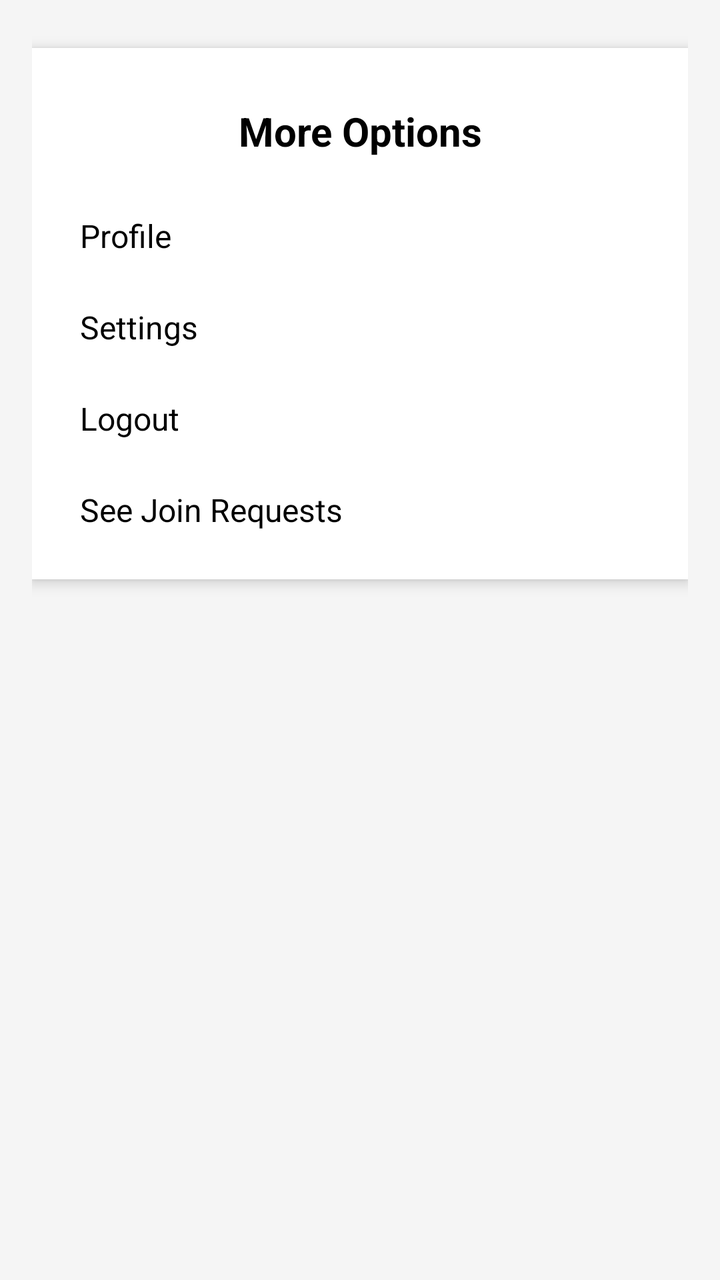
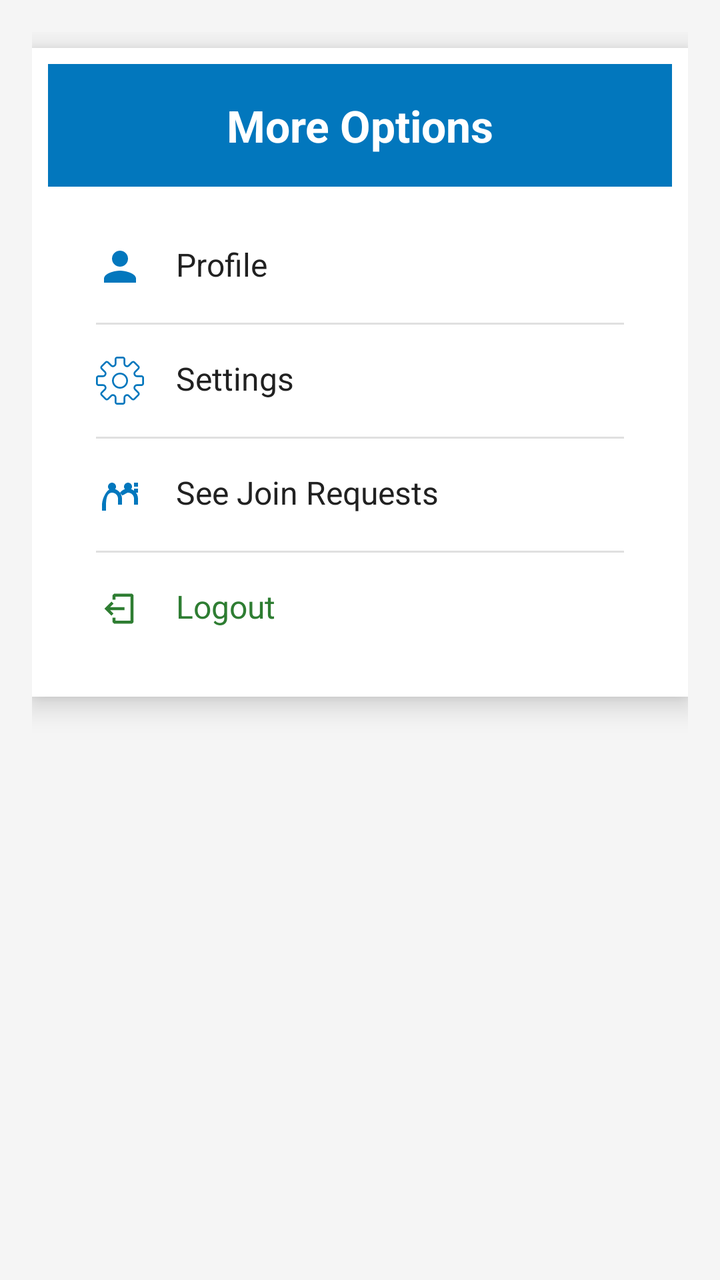

Two renders of the same Android screen: before a commit and after it. Below are the layout's source before the change and the commit's diff.
<!-- AndroidManifest.xml: application theme Theme.Mosque_Management_System -->
<!-- res/layout/fragment_admin_more.xml -->
<?xml version="1.0" encoding="utf-8"?>
<ScrollView xmlns:android="http://schemas.android.com/apk/res/android"
    android:layout_width="match_parent"
    android:layout_height="match_parent"
    android:background="@color/light_gray"
    android:padding="16dp">

    <LinearLayout
        android:layout_width="match_parent"
        android:layout_height="wrap_content"
        android:orientation="vertical"
        android:background="@android:color/white"
        android:padding="12dp"
        android:layout_marginTop="8dp"
        android:layout_marginBottom="16dp"
        android:elevation="4dp">

        <TextView
            android:layout_width="match_parent"
            android:layout_height="wrap_content"
            android:text="More Options"
            android:textSize="20sp"
            android:textStyle="bold"
            android:textColor="@color/black"
            android:gravity="center"
            android:padding="16dp" />

        <LinearLayout
            android:id="@+id/layoutProfile"
            android:layout_width="match_parent"
            android:layout_height="wrap_content"
            android:padding="12dp"
            android:orientation="horizontal"
            android:clickable="true"
            android:focusable="true">
            <TextView
                android:layout_width="wrap_content"
                android:layout_height="wrap_content"
                android:text="Profile"
                android:textSize="16sp"
                android:textColor="@color/black"/>
        </LinearLayout>

        <LinearLayout
            android:id="@+id/layoutSettings"
            android:layout_width="match_parent"
            android:layout_height="wrap_content"
            android:padding="12dp"
            android:orientation="horizontal"
            android:clickable="true"
            android:focusable="true">
            <TextView
                android:layout_width="wrap_content"
                android:layout_height="wrap_content"
                android:text="Settings"
                android:textSize="16sp"
                android:textColor="@color/black"/>
        </LinearLayout>

        <LinearLayout
            android:id="@+id/layoutLogout"
            android:layout_width="match_parent"
            android:layout_height="wrap_content"
            android:padding="12dp"
            android:orientation="horizontal"
            android:clickable="true"
            android:focusable="true">
            <TextView
                android:layout_width="wrap_content"
                android:layout_height="wrap_content"
                android:text="Logout"
                android:textSize="16sp"
                android:textColor="@color/black"/>
        </LinearLayout>
        <LinearLayout
            android:id="@+id/layoutJoinRequests"
            android:layout_width="match_parent"
            android:layout_height="wrap_content"
            android:padding="12dp"
            android:orientation="horizontal"
            android:clickable="true"
            android:focusable="true">
            <TextView
                android:layout_width="wrap_content"
                android:layout_height="wrap_content"
                android:text="See Join Requests"
                android:textSize="16sp"
                android:textColor="@color/black"/>
        </LinearLayout>

    </LinearLayout>
</ScrollView>
<!-- resources referenced by this layout -->
<resources>
  <color name="black">#000000</color>
  <color name="light_gray">#F5F5F5</color>
  <style name="Theme.Mosque_Management_System" parent="Base.Theme.Mosque_Management_System" />
  <style name="Base.Theme.Mosque_Management_System" parent="Theme.Material3.DayNight.NoActionBar">
          <item name="colorPrimary">@color/primary</item>
          <item name="colorPrimaryVariant">@color/dark_blue</item>
          <item name="colorOnPrimary">@color/white</item>
          <item name="colorSecondary">@color/dark_green</item>
          <item name="colorTertiary">@color/primary</item>
          <item name="colorSurface">@color/light_gray</item>
          <item name="android:statusBarColor">@color/primary</item>
      </style>
  <color name="primary">#1E3A8A</color>
  <color name="dark_blue">#122C66</color>
  <color name="white">#FFFFFFFF</color>
  <color name="dark_green">#006400</color>
</resources>

<!-- the commit's change to res/layout/fragment_admin_more.xml (unified diff, before → after) -->
@@ -1,92 +1,173 @@
 <?xml version="1.0" encoding="utf-8"?>
 <ScrollView xmlns:android="http://schemas.android.com/apk/res/android"
+    xmlns:app="http://schemas.android.com/apk/res-auto"
     android:layout_width="match_parent"
     android:layout_height="match_parent"
-    android:background="@color/light_gray"
+    android:background="@color/light_gray_bg"
     android:padding="16dp">
 
     <LinearLayout
         android:layout_width="match_parent"
         android:layout_height="wrap_content"
         android:orientation="vertical"
-        android:background="@android:color/white"
-        android:padding="12dp"
+        android:background="@color/white"
+        android:padding="8dp"
         android:layout_marginTop="8dp"
         android:layout_marginBottom="16dp"
-        android:elevation="4dp">
+        android:elevation="8dp"
+        android:outlineProvider="bounds"
+        android:clipToPadding="false">
 
-        <TextView
+        
+        <LinearLayout
             android:layout_width="match_parent"
             android:layout_height="wrap_content"
-            android:text="More Options"
-            android:textSize="20sp"
-            android:textStyle="bold"
-            android:textColor="@color/black"
-            android:gravity="center"
-            android:padding="16dp" />
+            android:orientation="vertical"
+            android:background="@color/primary_blue"
+            android:padding="16dp">
 
+            <TextView
+                android:layout_width="match_parent"
+                android:layout_height="wrap_content"
+                android:text="More Options"
+                android:textSize="22sp"
+                android:textStyle="bold"
+                android:textColor="@color/white"
+                android:gravity="center"/>
+        </LinearLayout>
+
+        
         <LinearLayout
-            android:id="@+id/layoutProfile"
             android:layout_width="match_parent"
             android:layout_height="wrap_content"
-            android:padding="12dp"
-            android:orientation="horizontal"
-            android:clickable="true"
-            android:focusable="true">
-            <TextView
-                android:layout_width="wrap_content"
+            android:orientation="vertical"
+            android:padding="8dp">
+
+            
+            <LinearLayout
+                android:id="@+id/layoutProfile"
+                android:layout_width="match_parent"
                 android:layout_height="wrap_content"
-                android:text="Profile"
-                android:textSize="16sp"
-                android:textColor="@color/black"/>
+                android:padding="16dp"
+                android:orientation="horizontal"
+                android:clickable="true"
+                android:focusable="true"
+                android:background="?attr/selectableItemBackground"
+                android:layout_marginTop="4dp">
+
+                <ImageView
+                    android:layout_width="24dp"
+                    android:layout_height="24dp"
+                    android:src="@drawable/ic_person"
+                    app:tint="@color/primary_blue" />
+
+                <TextView
+                    android:layout_width="wrap_content"
+                    android:layout_height="wrap_content"
+                    android:text="Profile"
+                    android:textSize="16sp"
+                    android:textColor="@color/text_primary"
+                    android:layout_marginStart="16dp"/>
+            </LinearLayout>
+
+            <View
+                android:layout_width="match_parent"
+                android:layout_height="1dp"
+                android:background="@color/divider_gray"
+                android:layout_marginStart="16dp"
+                android:layout_marginEnd="16dp"/>
+
+            
+            <LinearLayout
+                android:id="@+id/layoutSettings"
+                android:layout_width="match_parent"
+                android:layout_height="wrap_content"
+                android:padding="16dp"
+                android:orientation="horizontal"
+                android:clickable="true"
+                android:focusable="true"
+                android:background="?attr/selectableItemBackground">
+
+                <ImageView
+                    android:layout_width="24dp"
+                    android:layout_height="24dp"
+                    android:src="@drawable/ic_settings"
+                    app:tint="@color/primary_blue" />
+
+                <TextView
+                    android:layout_width="wrap_content"
+                    android:layout_height="wrap_content"
+                    android:text="Settings"
+                    android:textSize="16sp"
+                    android:textColor="@color/text_primary"
+                    android:layout_marginStart="16dp"/>
+            </LinearLayout>
+
+            <View
+                android:layout_width="match_parent"
+                android:layout_height="1dp"
+                android:background="@color/divider_gray"
+                android:layout_marginStart="16dp"
+                android:layout_marginEnd="16dp"/>
+
+            
+            <LinearLayout
+                android:id="@+id/layoutJoinRequests"
+                android:layout_width="match_parent"
+                android:layout_height="wrap_content"
+                android:padding="16dp"
+                android:orientation="horizontal"
+                android:clickable="true"
+                android:focusable="true"
+                android:background="?attr/selectableItemBackground">
+
+                <ImageView
+                    android:layout_width="24dp"
+                    android:layout_height="24dp"
+                    android:src="@drawable/ic_group_add"
+                    android:tint="@color/primary_blue"/>
+
+                <TextView
+                    android:layout_width="wrap_content"
+                    android:layout_height="wrap_content"
+                    android:text="See Join Requests"
+                    android:textSize="16sp"
+                    android:textColor="@color/text_primary"
+                    android:layout_marginStart="16dp"/>
+            </LinearLayout>
+
+            <View
+                android:layout_width="match_parent"
+                android:layout_height="1dp"
+                android:background="@color/divider_gray"
+                android:layout_marginStart="16dp"
+                android:layout_marginEnd="16dp"/>
+
+            
+            <LinearLayout
+                android:id="@+id/layoutLogout"
+                android:layout_width="match_parent"
+                android:layout_height="wrap_content"
+                android:padding="16dp"
+                android:orientation="horizontal"
+                android:clickable="true"
+                android:focusable="true"
+                android:background="?attr/selectableItemBackground">
+
+                <ImageView
+                    android:layout_width="24dp"
+                    android:layout_height="24dp"
+                    android:src="@drawable/ic_logout"
+                    app:tint="@color/primary_green" />
+
+                <TextView
+                    android:layout_width="wrap_content"
+                    android:layout_height="wrap_content"
+                    android:text="Logout"
+                    android:textSize="16sp"
+                    android:textColor="@color/primary_green"
+                    android:layout_marginStart="16dp"/>
+            </LinearLayout>
         </LinearLayout>
-
-        <LinearLayout
-            android:id="@+id/layoutSettings"
-            android:layout_width="match_parent"
-            android:layout_height="wrap_content"
-            android:padding="12dp"
-            android:orientation="horizontal"
-            android:clickable="true"
-            android:focusable="true">
-            <TextView
-                android:layout_width="wrap_content"
-                android:layout_height="wrap_content"
-                android:text="Settings"
-                android:textSize="16sp"
-                android:textColor="@color/black"/>
-        </LinearLayout>
-
-        <LinearLayout
-            android:id="@+id/layoutLogout"
-            android:layout_width="match_parent"
-            android:layout_height="wrap_content"
-            android:padding="12dp"
-            android:orientation="horizontal"
-            android:clickable="true"
-            android:focusable="true">
-            <TextView
-                android:layout_width="wrap_content"
-                android:layout_height="wrap_content"
-                android:text="Logout"
-                android:textSize="16sp"
-                android:textColor="@color/black"/>
-        </LinearLayout>
-        <LinearLayout
-            android:id="@+id/layoutJoinRequests"
-            android:layout_width="match_parent"
-            android:layout_height="wrap_content"
-            android:padding="12dp"
-            android:orientation="horizontal"
-            android:clickable="true"
-            android:focusable="true">
-            <TextView
-                android:layout_width="wrap_content"
-                android:layout_height="wrap_content"
-                android:text="See Join Requests"
-                android:textSize="16sp"
-                android:textColor="@color/black"/>
-        </LinearLayout>
-
     </LinearLayout>
 </ScrollView>
<!-- resource entries referenced after the edit -->
@@ -1,6 +1,10 @@
 <!-- resources referenced by this layout -->
 <resources>
-  <color name="black">#000000</color>
+  <color name="divider_gray">#E0E0E0</color>
+  <color name="light_gray_bg">#F5F5F5</color>
+  <color name="primary_blue">#0277BD</color>
+  <color name="primary_green">#2E7D32</color>
+  <color name="text_primary">#212121</color>
   <color name="light_gray">#F5F5F5</color>
   <style name="Theme.Mosque_Management_System" parent="Base.Theme.Mosque_Management_System" />
   <style name="Base.Theme.Mosque_Management_System" parent="Theme.Material3.DayNight.NoActionBar">
@@ -15,6 +19,52 @@
   <color name="primary">#1E3A8A</color>
   <color name="dark_blue">#122C66</color>
   <color name="white">#FFFFFFFF</color>
+  <!-- drawable ic_group_add (drawable) -->
+  <vector xmlns:android="http://schemas.android.com/apk/res/android"
+      android:width="24dp"
+      android:height="24dp"
+      android:viewportWidth="24"
+      android:viewportHeight="24">
+      <path
+          android:fillColor="@color/primary_blue"
+          android:pathData="M16,11c1.66,0 3,1.34 3,3v3h2v-3c0-2.76-2.24-5-5-5 -1.66,0-3.16,0.83-4.06,2.11 0.48,0.36 0.9,0.79 1.24,1.29C15.16,11.36 15.57,11 16,11z"
+          android:strokeWidth="0.5"/>
+      <path
+          android:fillColor="@color/primary_blue"
+          android:pathData="M8,11c1.66,0 3,1.34 3,3v3h2v-3c0-2.76-2.24-5-5-5S3,14.24 3,17v3h2v-3C5,12.34 6.34,11 8,11z"
+          android:strokeWidth="0.5"/>
+      <path
+          android:fillColor="@color/primary_blue"
+          android:pathData="M8,6c1.1,0 2,0.9 2,2s-0.9,2-2,2 -2-0.9-2-2 0.9-2 2-2z"
+          android:strokeWidth="0.5"/>
+      <path
+          android:fillColor="@color/primary_blue"
+          android:pathData="M16,6c1.1,0 2,0.9 2,2s-0.9,2-2,2 -2-0.9-2-2 0.9-2 2-2z"
+          android:strokeWidth="0.5"/>
+      <path
+          android:fillColor="@color/primary_blue"
+          android:pathData="M19,6h2v2h-2z"/>
+      <path
+          android:fillColor="@color/primary_blue"
+          android:pathData="M19,9h2v2h-2z"/>
+  </vector>
+  <!-- drawable ic_logout (drawable) -->
+  <vector xmlns:android="http://schemas.android.com/apk/res/android" android:height="24dp" android:viewportHeight="24" android:viewportWidth="24" android:width="24dp">
+        
+      <path android:fillColor="#080341" android:fillType="evenOdd" android:pathData="M8.25,5.25L9,4.5H18L18.75,5.25V18.75L18,19.5H9L8.25,18.75V16.5H9.75V18H17.25V6H9.75V7.5H8.25V5.25Z"/>
+        
+      <path android:fillColor="#080341" android:fillType="evenOdd" android:pathData="M7.061,12.75L14.25,12.75L14.25,11.25L7.061,11.25L8.78,9.53L7.72,8.47L4.189,12L7.72,15.53L8.78,14.47L7.061,12.75Z"/>
+      
+  </vector>
+  <!-- drawable ic_person (drawable) -->
+  <vector xmlns:android="http://schemas.android.com/apk/res/android" android:height="24dp" android:tint="#000000" android:viewportHeight="24" android:viewportWidth="24" android:width="24dp">
+        
+      <path
+          android:fillColor="?attr/colorPrimary"
+          android:pathData="M12,12c2.21,0 4,-1.79 4,-4s-1.79,-4 -4,-4 -4,1.79 -4,4 1.79,4 4,4zM12,14c-2.67,0 -8,1.34 -8,4v2h16v-2c0,-2.66 -5.33,-4 -8,-4z"/>
+      
+  </vector>
+  <!-- drawable ic_settings: vector/xml drawable (drawable, 3182 chars, omitted) -->
   <color name="dark_green">#006400</color>
 </resources>
 
